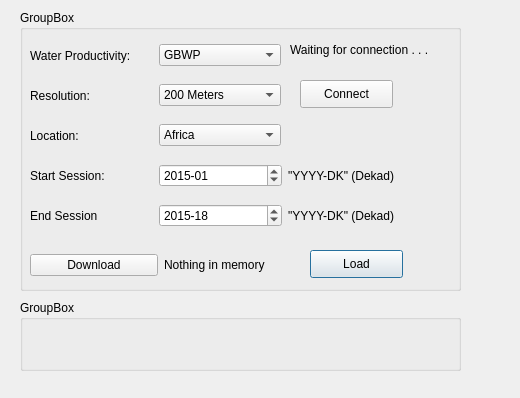
Before: the Qt Designer form wap_plugin_dialog_base.ui in WAGIS/wap_plugin, drawn with Qt 5.
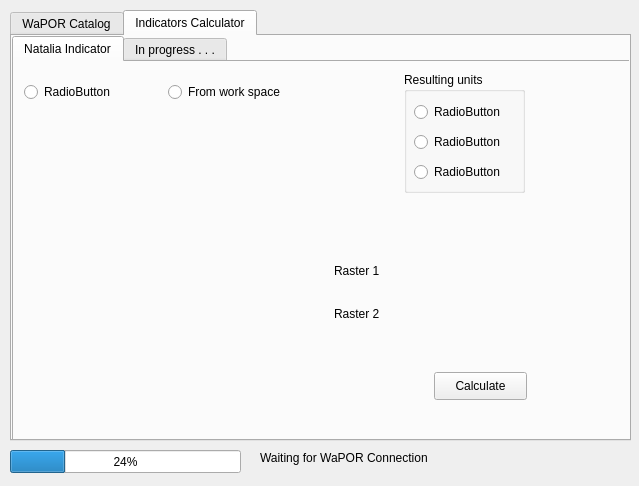
After: the same form once the commit is applied.

Commit message: tabs included

What changed in the file:
```diff
--- a/wap_plugin_dialog_base.ui
+++ b/wap_plugin_dialog_base.ui
@@ -6,18 +6,34 @@
    <rect>
     <x>0</x>
     <y>0</y>
-    <width>520</width>
-    <height>398</height>
+    <width>639</width>
+    <height>486</height>
    </rect>
   </property>
   <property name="windowTitle">
    <string>WAPlugin</string>
   </property>
+  <widget class="QTabWidget" name="tabWidget">
+   <property name="geometry">
+    <rect>
+     <x>10</x>
+     <y>10</y>
+     <width>621</width>
+     <height>431</height>
+    </rect>
+   </property>
+   <property name="currentIndex">
+    <number>1</number>
+   </property>
+   <widget class="QWidget" name="downloadTab">
+    <attribute name="title">
+     <string>WaPOR Catalog</string>
+    </attribute>
   <widget class="QGroupBox" name="groupBox">
    <property name="geometry">
     <rect>
-     <x>20</x>
-     <y>10</y>
+       <x>70</x>
+       <y>40</y>
      <width>441</width>
      <height>281</height>
     </rect>
@@ -304,17 +320,180 @@
     </layout>
    </widget>
   </widget>
+   </widget>
+   <widget class="QWidget" name="tab_2">
+    <attribute name="title">
+     <string>Indicators Calculator</string>
+    </attribute>
+    <widget class="QTabWidget" name="tabWidget_2">
+     <property name="geometry">
+      <rect>
+       <x>0</x>
+       <y>0</y>
+       <width>621</width>
+       <height>411</height>
+      </rect>
+     </property>
+     <property name="tabPosition">
+      <enum>QTabWidget::North</enum>
+     </property>
+     <property name="currentIndex">
+      <number>0</number>
+     </property>
+     <widget class="QWidget" name="tab_3">
+      <attribute name="title">
+       <string>Natalia Indicator</string>
+      </attribute>
   <widget class="QGroupBox" name="groupBox_2">
    <property name="geometry">
     <rect>
-     <x>20</x>
-     <y>300</y>
-     <width>441</width>
-     <height>71</height>
+         <x>390</x>
+         <y>10</y>
+         <width>121</width>
+         <height>121</height>
     </rect>
    </property>
    <property name="title">
-    <string>GroupBox</string>
+        <string>Resulting units</string>
+       </property>
+       <widget class="QRadioButton" name="radioButton">
+        <property name="geometry">
+         <rect>
+          <x>10</x>
+          <y>30</y>
+          <width>95</width>
+          <height>20</height>
+         </rect>
+        </property>
+        <property name="text">
+         <string>RadioButton</string>
+        </property>
+       </widget>
+       <widget class="QRadioButton" name="radioButton_2">
+        <property name="geometry">
+         <rect>
+          <x>10</x>
+          <y>60</y>
+          <width>95</width>
+          <height>20</height>
+         </rect>
+        </property>
+        <property name="text">
+         <string>RadioButton</string>
+        </property>
+       </widget>
+       <widget class="QRadioButton" name="radioButton_3">
+        <property name="geometry">
+         <rect>
+          <x>10</x>
+          <y>90</y>
+          <width>95</width>
+          <height>20</height>
+         </rect>
+        </property>
+        <property name="text">
+         <string>RadioButton</string>
+        </property>
+       </widget>
+      </widget>
+      <widget class="QWidget" name="horizontalLayoutWidget">
+       <property name="geometry">
+        <rect>
+         <x>10</x>
+         <y>10</y>
+         <width>281</width>
+         <height>41</height>
+        </rect>
+       </property>
+       <layout class="QHBoxLayout" name="horizontalLayout_7">
+        <item>
+         <widget class="QRadioButton" name="radioButton_4">
+          <property name="text">
+           <string>RadioButton</string>
+          </property>
+         </widget>
+        </item>
+        <item>
+         <widget class="QRadioButton" name="radioButton_5">
+          <property name="text">
+           <string>From work space</string>
+          </property>
+         </widget>
+        </item>
+       </layout>
+      </widget>
+      <widget class="QPushButton" name="calculateButton">
+       <property name="geometry">
+        <rect>
+         <x>420</x>
+         <y>310</y>
+         <width>93</width>
+         <height>28</height>
+        </rect>
+       </property>
+       <property name="text">
+        <string>Calculate</string>
+       </property>
+      </widget>
+      <widget class="QWidget" name="verticalLayoutWidget">
+       <property name="geometry">
+        <rect>
+         <x>320</x>
+         <y>190</y>
+         <width>271</width>
+         <height>80</height>
+        </rect>
+       </property>
+       <layout class="QVBoxLayout" name="verticalLayout">
+        <item>
+         <widget class="QLabel" name="label_9">
+          <property name="text">
+           <string>Raster 1</string>
+          </property>
+         </widget>
+        </item>
+        <item>
+         <widget class="QLabel" name="label_10">
+          <property name="text">
+           <string>Raster 2</string>
+          </property>
+         </widget>
+        </item>
+       </layout>
+      </widget>
+     </widget>
+     <widget class="QWidget" name="tab_4">
+      <attribute name="title">
+       <string>In progress . . .</string>
+      </attribute>
+     </widget>
+    </widget>
+   </widget>
+  </widget>
+  <widget class="QProgressBar" name="progressBar">
+   <property name="geometry">
+    <rect>
+     <x>10</x>
+     <y>450</y>
+     <width>231</width>
+     <height>23</height>
+    </rect>
+   </property>
+   <property name="value">
+    <number>24</number>
+   </property>
+  </widget>
+  <widget class="QLabel" name="label_8">
+   <property name="geometry">
+    <rect>
+     <x>260</x>
+     <y>450</y>
+     <width>271</width>
+     <height>16</height>
+    </rect>
+   </property>
+   <property name="text">
+    <string>Waiting for WaPOR Connection</string>
    </property>
   </widget>
  </widget>
```
Lines whose indentation alone changed are shown as unchanged. The commit also changes 1 other file.
